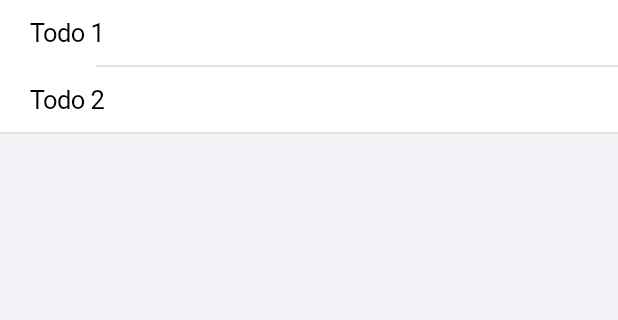
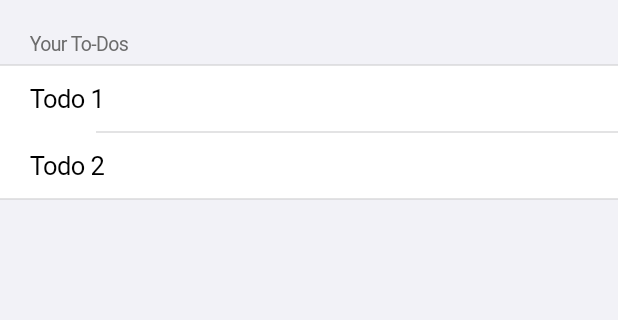
Before and after one commit to atbu/to_do_list, a Flutter app: the screen it shows after launch, on a phone screen of 412 x 824 dp, the part 66-386 px from its top. Run offline on Flutter 3.47's test engine with Material 3 defaults, Android fonts, the phone set to English and light mode, and no system bars.

Commit message:
Fix overlapping issue on iOS

```diff
--- a/lib/main.dart
+++ b/lib/main.dart
@@ -37,6 +37,7 @@ class _MyHomePageState extends State<MyHomePage> {
       navigationBar: const CupertinoNavigationBar(
         middle: Text('To Do List'),
       ),
+      child: SafeArea(
         child: CupertinoListSection(
           header: const Text('Your To-Dos'),
           children: <CupertinoListTile>[
@@ -45,6 +46,7 @@ class _MyHomePageState extends State<MyHomePage> {
 
           ]
         ),
+      ),
     );
   }
 }
```
Lines whose indentation alone changed are shown as unchanged.
